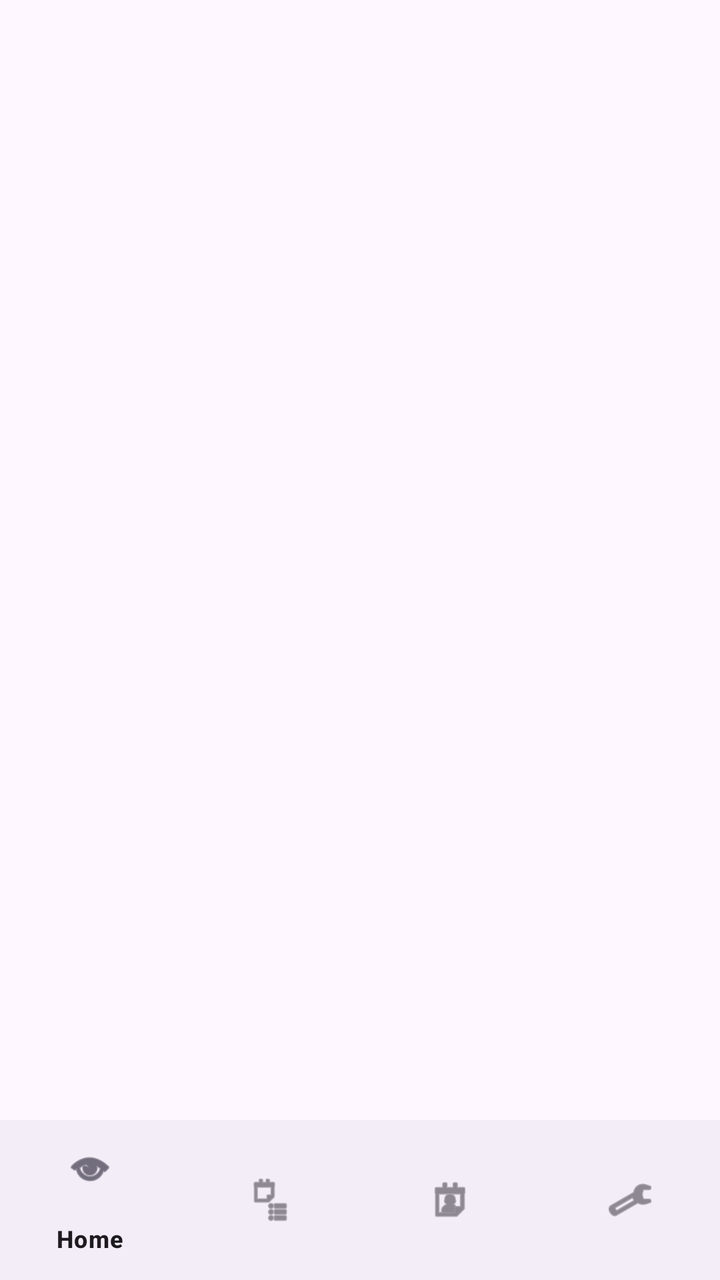
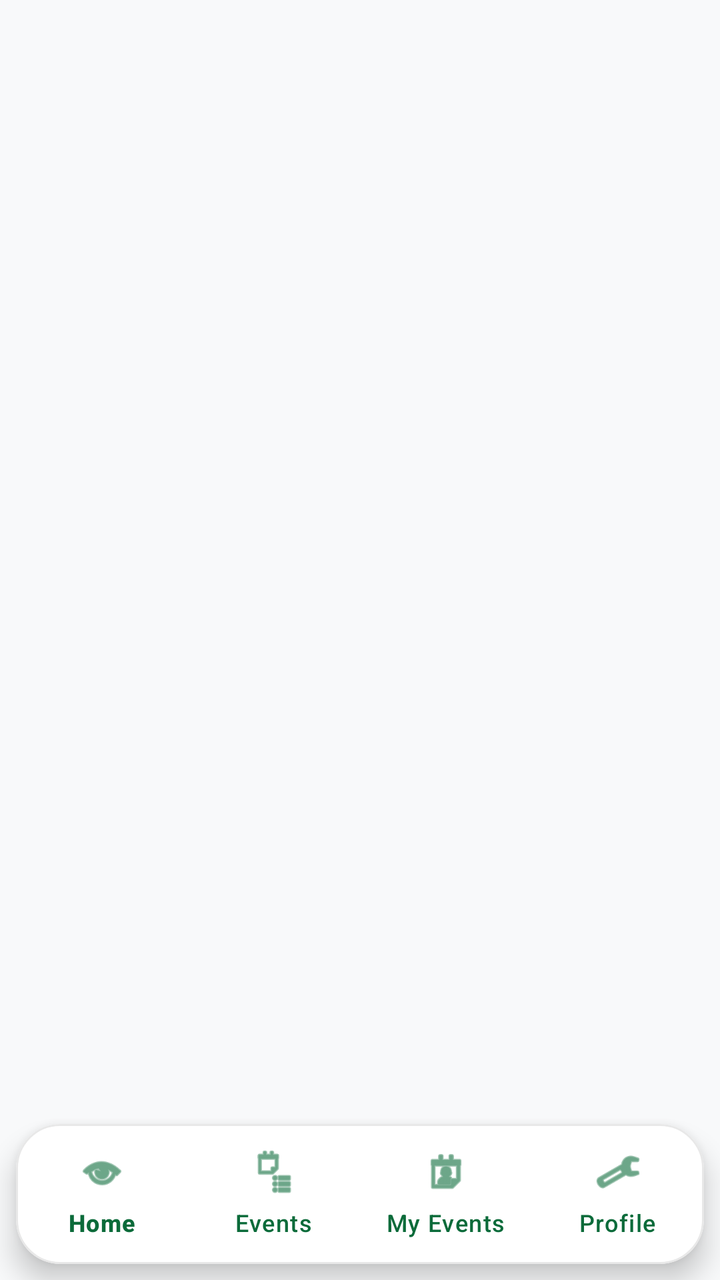

Screens rendered from an Android XML layout before and after an edit, with the pre-edit source and the edit as a unified diff.
<!-- AndroidManifest.xml: application theme Theme.Taqreeb -->
<!-- res/layout/activity_main.xml -->
<?xml version="1.0" encoding="utf-8"?>
<LinearLayout
    xmlns:android="http://schemas.android.com/apk/res/android"
    xmlns:app="http://schemas.android.com/apk/res-auto"
    android:layout_width="match_parent"
    android:layout_height="match_parent"
    android:orientation="vertical">

    <androidx.fragment.app.FragmentContainerView
        android:id="@+id/fragmentContainer"
        android:layout_width="match_parent"
        android:layout_height="0dp"
        android:layout_weight="1" />

    <com.google.android.material.bottomnavigation.BottomNavigationView
        android:id="@+id/bottomNavigation"
        android:layout_width="match_parent"
        android:layout_height="wrap_content"
        app:menu="@menu/bottom_nav_menu" />

</LinearLayout>
<!-- resources referenced by this layout -->
<resources>
  <style name="Theme.Taqreeb" parent="Base.Theme.Taqreeb" />
  <style name="Base.Theme.Taqreeb" parent="Theme.Material3.DayNight.NoActionBar">
          
          
      </style>
</resources>

<!-- the commit's change to res/layout/activity_main.xml (unified diff, before → after) -->
@@ -4,18 +4,44 @@
     xmlns:app="http://schemas.android.com/apk/res-auto"
     android:layout_width="match_parent"
     android:layout_height="match_parent"
-    android:orientation="vertical">
+    android:orientation="vertical"
+    android:background="#F8F9FA">
+
+    
 
     <androidx.fragment.app.FragmentContainerView
         android:id="@+id/fragmentContainer"
         android:layout_width="match_parent"
         android:layout_height="0dp"
-        android:layout_weight="1" />
+        android:layout_weight="1"
+        android:background="#F8F9FA" />
 
-    <com.google.android.material.bottomnavigation.BottomNavigationView
-        android:id="@+id/bottomNavigation"
+
+    
+
+    <com.google.android.material.card.MaterialCardView
         android:layout_width="match_parent"
         android:layout_height="wrap_content"
-        app:menu="@menu/bottom_nav_menu" />
+        android:layout_marginStart="8dp"
+        android:layout_marginEnd="8dp"
+        android:layout_marginBottom="8dp"
+        app:cardBackgroundColor="#FFFFFF"
+        app:cardCornerRadius="22dp"
+        app:cardElevation="8dp"
+        app:strokeColor="#E8E8E8"
+        app:strokeWidth="1dp">
+
+        <com.google.android.material.bottomnavigation.BottomNavigationView
+            android:id="@+id/bottomNavigation"
+            android:layout_width="match_parent"
+            android:layout_height="70dp"
+            android:background="@android:color/transparent"
+            app:itemIconTint="#0B6B3A"
+            app:itemTextColor="#0B6B3A"
+            app:itemRippleColor="#E8F5EE"
+            app:labelVisibilityMode="labeled"
+            app:menu="@menu/bottom_nav_menu" />
+
+    </com.google.android.material.card.MaterialCardView>
 
 </LinearLayout>
